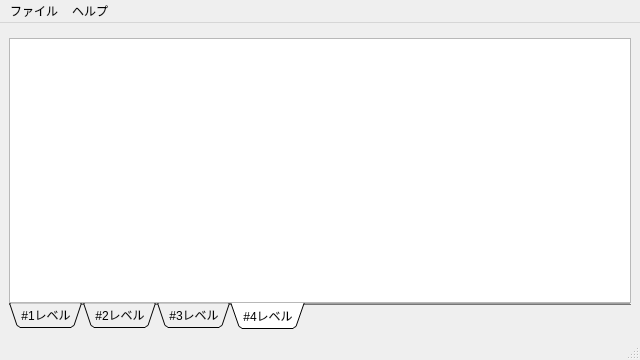
tamaohome/mate-summary, file app/ui/main_window.ui: the form before one commit.
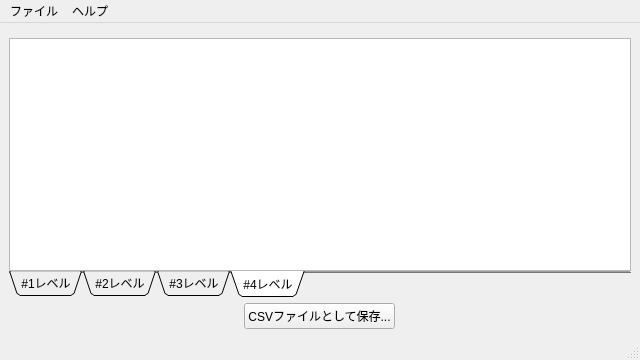
The form after the commit. Icons and pictures are not drawn. Custom widgets are drawn as their Qt base class.

Commit message:
feature/ui/add save button (#6)
* ✨ feat(ui): uiファイルにメニューバー項目を追加

* ✨ feat(ui): uiファイルに保存ボタンを追加 (main_window)

* ✨ feat(controllers): 保存ボタンにアクションを接続

* ✨ feat(models): ファイルパスを保持するため、引数およびプロパティを追加 (CSVData, SummarySheet)

* ✨ feat(controllers): csvファイル保存時のデフォルトファイル名を設定

What changed in the file:
```diff
--- a/app/ui/main_window.ui
+++ b/app/ui/main_window.ui
@@ -169,6 +169,22 @@
       </widget>
      </widget>
     </item>
+    <item alignment="Qt::AlignCenter">
+     <widget class="QPushButton" name="saveButton">
+      <property name="maximumSize">
+       <size>
+        <width>200</width>
+        <height>16777215</height>
+       </size>
+      </property>
+      <property name="text">
+       <string>CSVファイルとして保存...</string>
+      </property>
+      <property name="icon">
+       <iconset theme="QIcon::ThemeIcon::DocumentSaveAs"/>
+      </property>
+     </widget>
+    </item>
    </layout>
   </widget>
   <widget class="QMenuBar" name="menubar">
```
The commit also changes 8 other files.
